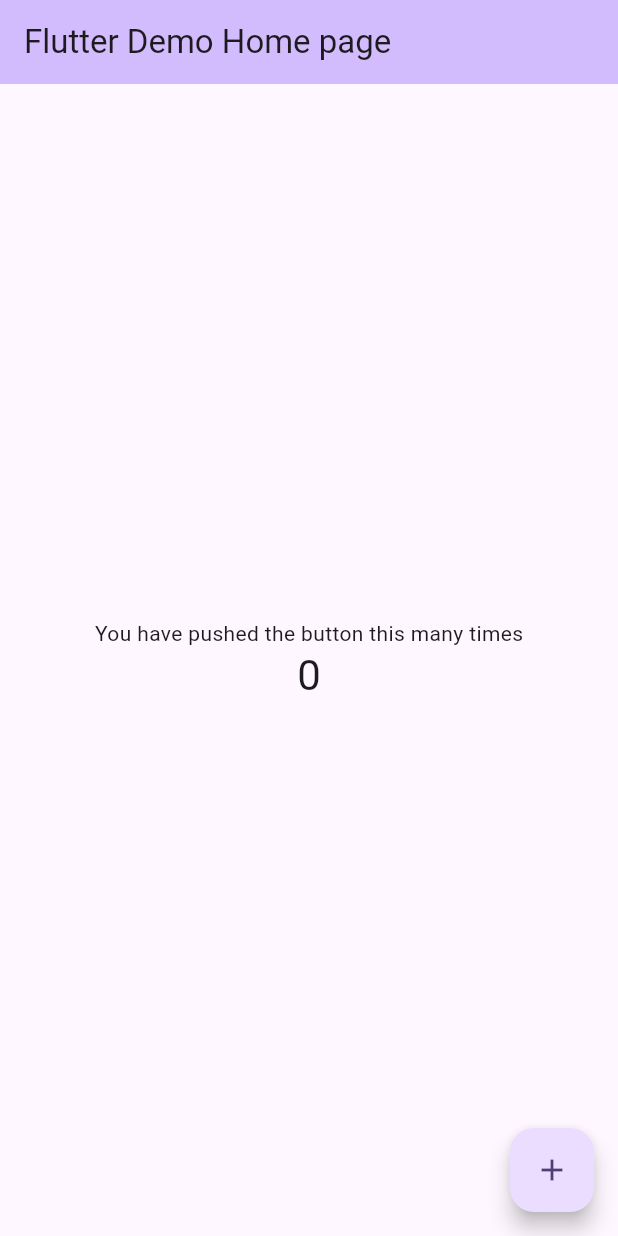
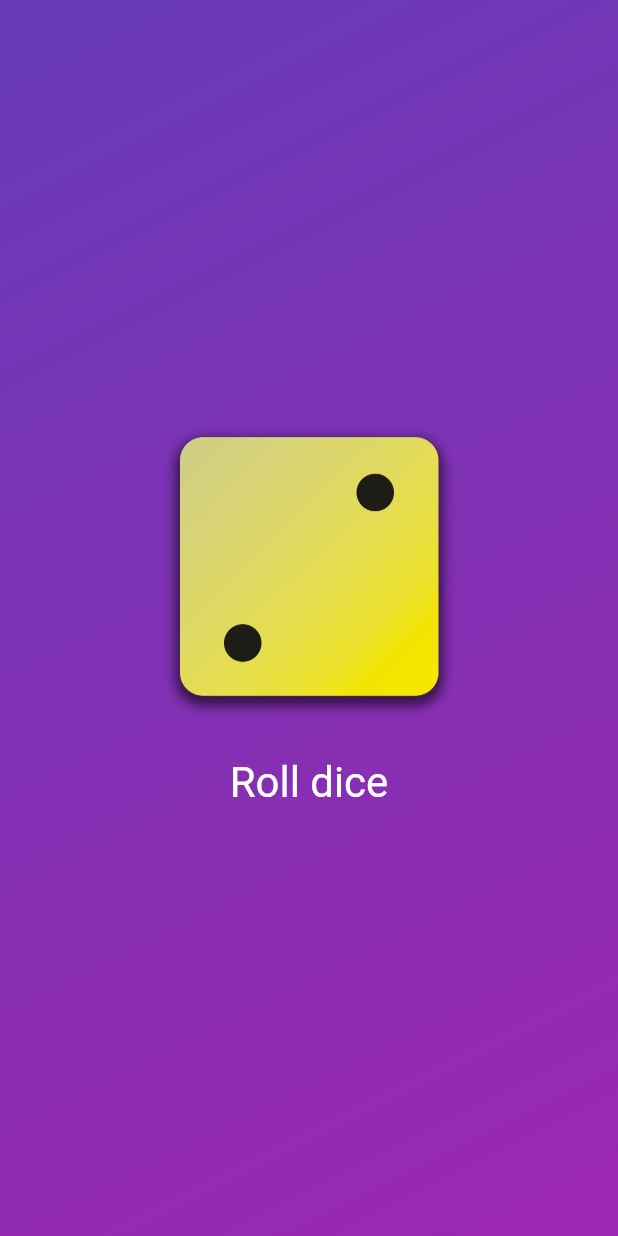
Before and after one commit to lakshit1/flutter_practice, a Flutter app: the screen it shows after launch, on a phone screen of 412 x 824 dp. Run offline on Flutter 3.47's test engine with Material 3 defaults, Android fonts, the phone set to English and light mode, and no system bars.

Commit message:
first module finish

```diff
--- /dev/null
+++ b/app/lib/dice_roller.dart
@@ -0,0 +1,50 @@
+import 'dart:math';
+
+import 'package:flutter/material.dart';
+
+final randomizer = Random();
+
+class DiceRoller extends StatefulWidget {
+  const DiceRoller({super.key});
+
+  @override
+  State<DiceRoller> createState() => _DiceRollerState();
+}
+
+class _DiceRollerState extends State<DiceRoller> {
+  var activeDiceImage = 'assets/images/dice-1.png';
+
+  var currentDiceRoll = 2;
+
+  void rollDice() {
+    setState(() {
+      currentDiceRoll = randomizer.nextInt(6) + 1;
+    });
+  }
+
+  @override
+  Widget build(BuildContext context) {
+    return Column(
+      mainAxisAlignment: MainAxisAlignment.center,
+      children: [
+        Image.asset(
+          'assets/images/dice-$currentDiceRoll.png',
+          width: 200,
+        ),
+        SizedBox(
+          height: 20,
+        ),
+        TextButton(
+          onPressed: rollDice,
+          style: TextButton.styleFrom(
+            foregroundColor: Colors.white,
+            textStyle: TextStyle(
+              fontSize: 28,
+            ),
+          ),
+          child: const Text('Roll dice'),
+        ),
+      ],
+    );
+  }
+}
--- /dev/null
+++ b/app/lib/gradient_container.dart
@@ -0,0 +1,27 @@
+import 'package:app/dice_roller.dart';
+import 'package:flutter/material.dart';
+
+const startAlignment = Alignment.topLeft;
+const endAlignment = Alignment.bottomRight;
+
+class GradientContainer extends StatelessWidget {
+  const GradientContainer(this.colors, {super.key});
+
+  final List<Color> colors;
+
+  @override
+  Widget build(BuildContext context) {
+    return Container(
+      decoration: BoxDecoration(
+        gradient: LinearGradient(
+          begin: startAlignment,
+          end: endAlignment,
+          colors: colors,
+        ),
+      ),
+      child: const Center(
+        child: DiceRoller(),
+      ),
+    );
+  }
+}
--- a/app/lib/main.dart
+++ b/app/lib/main.dart
@@ -1,129 +1,17 @@
-import 'package:flutter/foundation.dart';
 import 'package:flutter/material.dart';
 
+import 'gradient_container.dart';
+
 void main() {
-  runApp(const MyApp());
+  runApp(
+    const MaterialApp(
+      debugShowCheckedModeBanner: false,
+      home: Scaffold(
+        body: GradientContainer([
+          Colors.deepPurple,
+          Colors.purple,
+        ]),
+      ),
+    ),
+  );
 }
-
-class MyApp extends StatelessWidget {
-  const MyApp({super.key});
-
-  // This widget is the root of your application.
-  @override
-  Widget build(BuildContext context) {
-    return MaterialApp(
-      title: 'Flutter Demo',
-      theme: ThemeData(
-        // This is the theme of your application.
-        //
-        // TRY THIS: Try running your application with "flutter run". You'll see
-        // the application has a purple toolbar. Then, without quitting the app,
-        // try changing the seedColor in the colorScheme below to Colors.green
-        // and then invoke "hot reload" (save your changes or press the "hot
-        // reload" button in a Flutter-supported IDE, or press "r" if you used
-        // the command line to start the app).
-        //
-        // Notice that the counter didn't reset back to zero; the application
-        // state is not lost during the reload. To reset the state, use hot
-        // restart instead.
-        //
-        // This works for code too, not just values: Most code changes can be
-        // tested with just a hot reload.
-        colorScheme: ColorScheme.fromSeed(seedColor: Colors.deepPurple),
-        useMaterial3: true,
-      ),
-      home: const MyHomePage(title: 'Flutter Demo Home page'),
-    );
-  }
-}
-
-class MyHomePage extends StatefulWidget {
-  const MyHomePage({super.key, required this.title});
-
-  // This widget is the home page of your application. It is stateful, meaning
-  // that it has a State object (defined below) that contains fields that affect
-  // how it looks.
-
-  // This class is the configuration for the state. It holds the values (in this
-  // case the title) provided by the parent (in this case the App widget) and
-  // used by the build method of the State. Fields in a Widget subclass are
-  // always marked "final".
-
-  final String title;
-
-  @override
-  State<MyHomePage> createState() => _MyHomePageState();
-}
-
-class _MyHomePageState extends State<MyHomePage> {
-  int _counter = 0;
-
-  void _incrementCounter() {
-    setState(() {
-      // This call to setState tells the Flutter framework that something has
-      // changed in this State, which causes it to rerun the build method below
-      // so that the display can reflect the updated values. If we changed
-      // _counter without calling setState(), then the build method would not be
-      // called again, and so nothing would appear to happen.
-      _counter++;
-      if (kProfileMode || kDebugMode) {
-        print('Counter: $_counter');
-      }
-    });
-  }
-
-  @override
-  Widget build(BuildContext context) {
-    // This method is rerun every time setState is called, for instance as done
-    // by the _incrementCounter method above.
-    //
-    // The Flutter framework has been optimized to make rerunning build methods
-    // fast, so that you can just rebuild anything that needs updating rather
-    // than having to individually change instances of widgets.
-    return Scaffold(
-      appBar: AppBar(
-        // TRY THIS: Try changing the color here to a specific color (to
-        // Colors.amber, perhaps?) and trigger a hot reload to see the AppBar
-        // change color while the other colors stay the same.
-        backgroundColor: Theme.of(context).colorScheme.inversePrimary,
-        // Here we take the value from the MyHomePage object that was created by
-        // the App.build method, and use it to set our appbar title.
-        title: Text(widget.title),
-      ),
-      body: Center(
-        // Center is a layout widget. It takes a single child and positions it
-        // in the middle of the parent.
-        child: Column(
-          // Column is also a layout widget. It takes a list of children and
-          // arranges them vertically. By default, it sizes itself to fit its
-          // children horizontally, and tries to be as tall as its parent.
-          //
-          // Column has various properties to control how it sizes itself and
-          // how it positions its children. Here we use mainAxisAlignment to
-          // center the children vertically; the main axis here is the vertical
-          // axis because Columns are vertical (the cross axis would be
-          // horizontal).
-          //
-          // TRY THIS: Invoke "debug painting" (choose the "Toggle Debug Paint"
-          // action in the IDE, or press "p" in the console), to see the
-          // wireframe for each widget.
-          mainAxisAlignment: MainAxisAlignment.center,
-          children: <Widget>[
-            const Text(
-              'You have pushed the button this many times',
-            ),
-            Text(
-              '$_counter',
-              style: Theme.of(context).textTheme.headlineMedium,
-            ),
-          ],
-        ),
-      ),
-      floatingActionButton: FloatingActionButton(
-        onPressed: _incrementCounter,
-        tooltip: 'Increment',
-        child: const Icon(Icons.add),
-      ), // This trailing comma makes auto-formatting nicer for build methods.
-    );
-  }
-}
```
Also changed, not shown: app/lib/styled_text.dart (added, +21 -0 lines), app/pubspec.yaml (+9 -7 lines), app/.fleet/settings.json (added), app/assets/images/dice-1.png (added), app/assets/images/dice-2.png (added), app/assets/images/dice-3.png (added), app/assets/images/dice-4.png (added), app/assets/images/dice-5.png (added), app/assets/images/dice-6.png (added), app/pubspec.lock, 4 other files.
